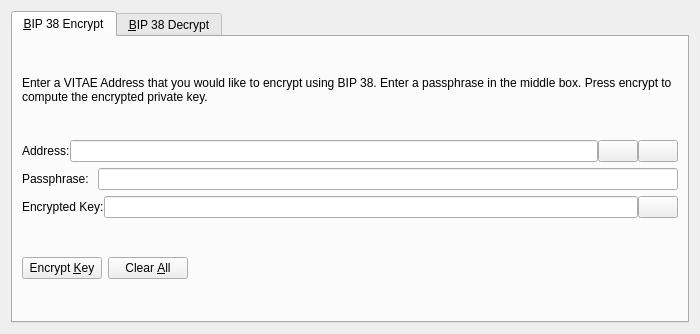
Before: the Qt Designer form src/qt/forms/bip38tooldialog.ui in wqking-misc/AureusXIV, drawn with Qt 5.
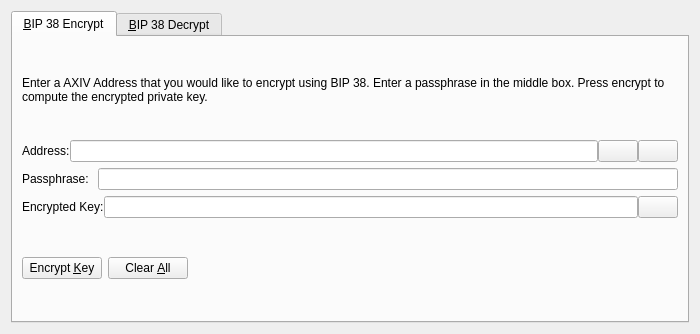
After: the same form once the commit is applied. The open tabs and pages were chosen to show the change. Icons and pictures are not drawn. Custom widgets are drawn as their Qt base class.

```diff
--- a/src/qt/forms/bip38tooldialog.ui
+++ b/src/qt/forms/bip38tooldialog.ui
@@ -30,7 +30,7 @@
        <item>
         <widget class="QLabel" name="infoLabel_ENC">
          <property name="text">
-          <string>Enter a VITAE Address that you would like to encrypt using BIP 38. Enter a passphrase in the middle box. Press encrypt to compute the encrypted private key.</string>
+          <string>Enter a AXIV Address that you would like to encrypt using BIP 38. Enter a passphrase in the middle box. Press encrypt to compute the encrypted private key.</string>
          </property>
          <property name="textFormat">
           <enum>Qt::PlainText</enum>
```
Left out of the diff: 8 changed lines with no effect on the pictures.
